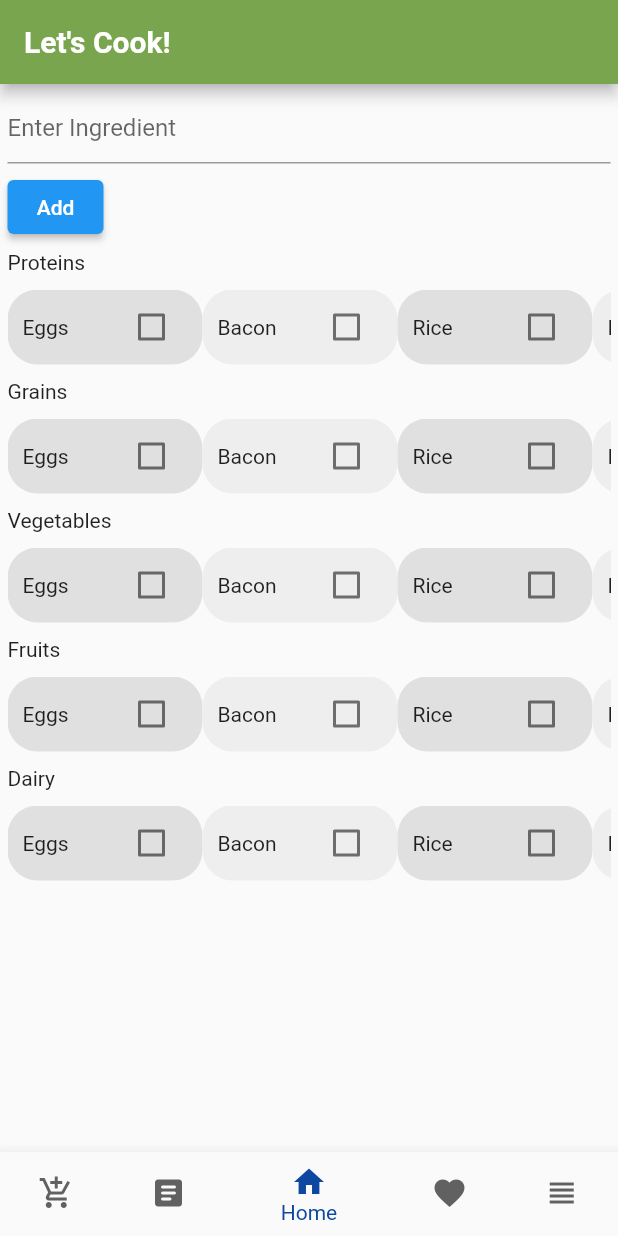
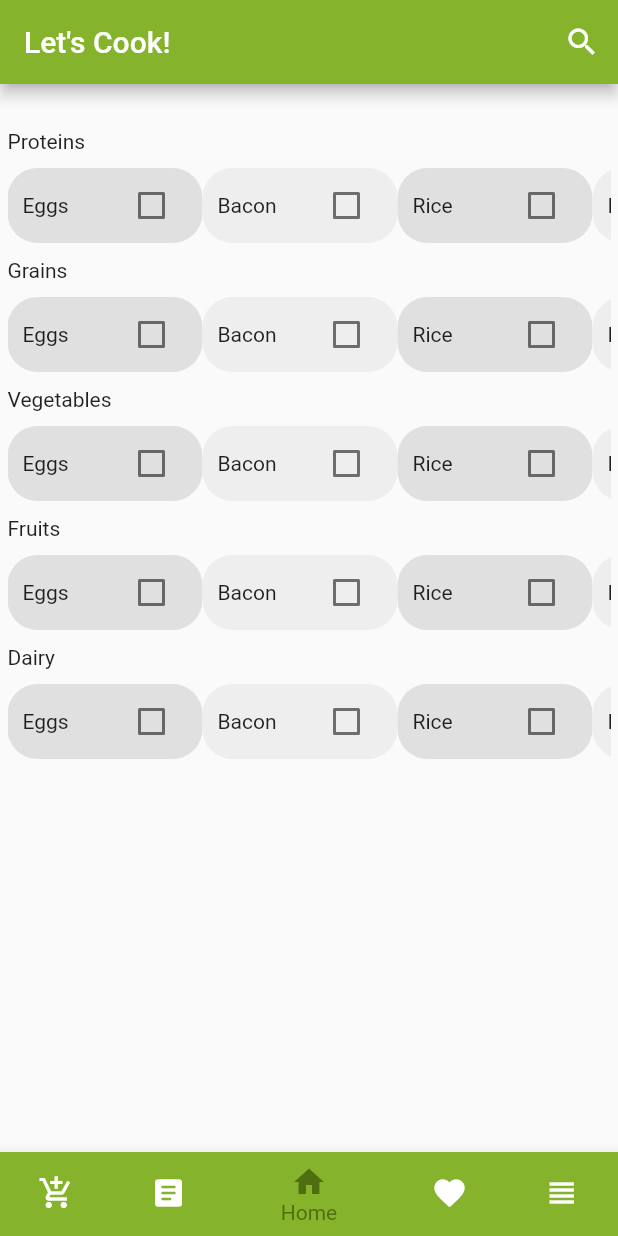
Before and after one commit to AppDevOrgUNT/mychef, a Flutter app: the screen it shows after launch, on a phone screen of 412 x 824 dp. Run offline on Flutter 3.47's test engine with Material 2 defaults, Android fonts, the phone set to English and light mode, and no system bars; Roboto replaces fonts that are missing (Montserrat).

Commit message:
Edited font style; working on search button @homepage

```diff
--- a/lib/main.dart
+++ b/lib/main.dart
@@ -10,9 +10,11 @@ import 'classes/SearchButton.dart';
 import 'package:flutter/scheduler.dart' show timeDilation;
 
 var _currentIndex = 0; //Global Variable for page index
+const TextStyle style =
+    TextStyle(fontFamily: 'Montserrat'); //global text format
 
 //App colors
-const interfaceColor = const Color.fromARGB(0xff, 0x79, 0xA5, 0x4E);
+const interfaceColor = const Color.fromARGB(0xff, 0x86, 0xB3, 0x2C);
 const purpleColor = const Color.fromARGB(0xff, 0xA1, 0x79, 0xBC);
 const greenColor = const Color.fromARGB(0xff, 0x79, 0xA5, 0x4E);
 const orangeColor = const Color.fromARGB(0xff, 0xE6, 0x8A, 0x00);
@@ -126,32 +128,37 @@ class _MyHomePageWidgetState extends State<MyHomePageWidget> {
         child: _widgetOptions.elementAt(_selectedIndex),
       ),
       bottomNavigationBar: BottomNavigationBar(
-        unselectedItemColor: Colors.grey[700],
+        //backgroundColor: interfaceColor,
+        unselectedItemColor: Colors.white,
         items: const <BottomNavigationBarItem>[
           BottomNavigationBarItem(
             icon: Icon(Icons.add_shopping_cart),
             label: 'Shopping Cart',
-            //backgroundColor: Colors.blue[200],
+            backgroundColor: interfaceColor,
           ),
           BottomNavigationBarItem(
             icon: Icon(Icons.article_rounded),
             label: 'Recipes',
+            backgroundColor: interfaceColor,
           ),
           BottomNavigationBarItem(
             icon: Icon(Icons.home),
             label: 'Home',
+            backgroundColor: interfaceColor,
           ),
           BottomNavigationBarItem(
             icon: Icon(Icons.favorite),
             label: 'Favorites',
+            backgroundColor: interfaceColor,
           ),
           BottomNavigationBarItem(
             icon: Icon(Icons.view_headline_sharp),
             label: 'Settings',
+            backgroundColor: interfaceColor,
           ),
         ],
         currentIndex: _selectedIndex,
-        selectedItemColor: Colors.blue[900],
+        selectedItemColor: Color.fromARGB(0xff, 0x4E, 0x6E, 0x0F),
         onTap: _onItemTapped,
       ),
     );
@@ -169,23 +176,35 @@ class SearchTextFieldWidget extends StatefulWidget {
 class _SearchTextFieldWidgetState extends State<SearchTextFieldWidget> {
   final _formKey = GlobalKey<FormState>();
 
+  //Might be a good resource: https://dev.to/luizeduardotj/search-bar-in-flutter-33e1
+
   Widget build(BuildContext context) {
     return Form(
       key: _formKey,
       child: Column(
         crossAxisAlignment: CrossAxisAlignment.start,
         children: <Widget>[
-          TextFormField(
-            decoration: const InputDecoration(
-              hintText: 'Enter Ingredient',
-            ),
-            validator: (value) {
-              //If user doesn't enter anything on the text field
-              if (value.isEmpty) {
-                return 'Please enter an ingredient'; //Alerts user
-              }
-              return null;
-            },
+          // TextFormField(
+          //   decoration: const InputDecoration(
+          //     contentPadding: EdgeInsets.fromLTRB(20.0, 15.0, 20.0, 15.0),
+          //     hintText: 'Enter Ingredient',
+          //   ),
+          //   validator: (value) {
+          //     //If user doesn't enter anything on the text field
+          //     if (value.isEmpty) {
+          //       return 'Please enter an ingredient'; //Alerts user
+          //     }
+          //     return null;
+          //   },
+          // ),
+          TextField(
+            obscureText: false,
+            style: style,
+            decoration: InputDecoration(
+                contentPadding: EdgeInsets.fromLTRB(20.0, 10.0, 20.0, 10.0),
+                hintText: "Enter ingredient",
+                border: OutlineInputBorder(
+                    borderRadius: BorderRadius.circular(20.0))),
           ),
           Padding(
             padding: const EdgeInsets.symmetric(vertical: 5),
@@ -196,7 +215,10 @@ class _SearchTextFieldWidgetState extends State<SearchTextFieldWidget> {
                   //PROCESS DATA HERE AFTER USER PRESSES THE BUTTON
                 }
               },
-              child: Text('Add'),
+              child: Text(
+                'Add',
+                style: style,
+              ),
             ),
           ),
         ],
@@ -240,7 +262,10 @@ class _ShoppingCartWidgetState extends State<ShoppingCartWidget> {
   Widget build(BuildContext context) {
     return Scaffold(
       appBar: AppBar(
-        title: Text('Shopping Cart'),
+        title: Text(
+          'Shopping Cart',
+          style: style,
+        ),
         backgroundColor: interfaceColor,
       ),
       body: Center(
@@ -253,7 +278,7 @@ class _ShoppingCartWidgetState extends State<ShoppingCartWidget> {
               height: 30,
               //color: Colors.indigo[colorCodes[index]],
               child: Center(
-                child: Text('${ingredients[index]}'),
+                child: Text('${ingredients[index]}', style: style),
               ),
             );
           },
@@ -280,26 +305,32 @@ class _HomeTabWidgetState extends State<HomeTabWidget> {
       appBar: AppBar(
         title: Text(
           'Let\'s Cook!',
-          style: TextStyle(
-            fontWeight: FontWeight.bold,
-          ),
+          style: style,
         ),
+        actions: <Widget>[
+          IconButton(
+              icon: Icon(Icons.search),
+              onPressed: () {
+                SearchTextFieldWidget(); //TODO: Search bar should pop up after pressing this
+              }),
+        ],
         backgroundColor: interfaceColor,
       ),
       body: Center(
         child: ListView(
           padding: const EdgeInsets.all(5),
           children: <Widget>[
-            SearchTextFieldWidget(),
-            Text('Proteins'),
+            //SearchTextFieldWidget(),
+            SizedBox(height: 25.0),
+            Text('Proteins', style: style),
             HorizontalChecklistWidget(), //Need to find a way to create an instance of this class for each category
-            Text('Grains'),
+            Text('Grains', style: style),
             HorizontalChecklistWidget(),
-            Text('Vegetables'),
+            Text('Vegetables', style: style),
             HorizontalChecklistWidget(),
-            Text('Fruits'),
+            Text('Fruits', style: style),
             HorizontalChecklistWidget(),
-            Text('Dairy'),
+            Text('Dairy', style: style),
             HorizontalChecklistWidget(),
           ],
         ),
@@ -333,7 +364,7 @@ class LabeledCheckbox extends StatelessWidget {
         child: Row(
           //creates a "custom" checkbox instead of using CheckboxListTile Widget
           children: <Widget>[
-            Expanded(child: Text(label)),
+            Expanded(child: Text(label, style: style)),
             Checkbox(
               value: value,
               onChanged: (bool newValue) {
@@ -369,7 +400,12 @@ class _HorizontalChecklistWidgetState extends State<HorizontalChecklistWidget> {
   ]; //List of ingredients can be appended here for each category:
   //Proteins, grains, vegetables, fruits, and dairy
 
-  final List<int> colorCodes = <int>[300, 200, 300, 200];
+  final List<int> colorCodes = <int>[
+    300,
+    200,
+    300,
+    200
+  ]; //TODO: Change color for each category (for each function call)
 
   bool _isSelected = false;
   final _width = 130.0; //sets consistent width for checkboxes
@@ -388,7 +424,6 @@ class _HorizontalChecklistWidgetState extends State<HorizontalChecklistWidget> {
               color: Colors.grey[colorCodes[index]],
             ),
             width: _width,
-            // color: Colors.grey[colorCodes[index]],
             child: LabeledCheckbox(
               label: '${ingredients[index]}',
               padding: const EdgeInsets.symmetric(horizontal: 10.0),
@@ -427,7 +462,10 @@ class _RecipesTabWidgetState extends State<RecipesTabWidget> {
   Widget build(BuildContext context) {
     return Scaffold(
       appBar: AppBar(
-        title: Text('Recipes'),
+        title: Text(
+          'Recipes',
+          style: style,
+        ),
         backgroundColor: interfaceColor,
       ),
       body: Center(
@@ -458,6 +496,7 @@ class _RecipesTabWidgetState extends State<RecipesTabWidget> {
                       color: Colors.white,
                       fontSize: 20,
                       fontWeight: FontWeight.bold,
+                      fontFamily: 'Montserrat',
                     ),
                   ),
                 ],
@@ -489,7 +528,7 @@ class SettingTabWidget extends StatefulWidget {
 }
 
 class _SettingTabWidgetState extends State<SettingTabWidget> {
-  TextStyle style = TextStyle(fontFamily: 'Montserrat', fontSize: 20.0);
+  //TextStyle style = TextStyle(fontWeight: FontWeight.normal);
 
   @override
   Widget build(BuildContext context) {
@@ -520,7 +559,9 @@ class _SettingTabWidgetState extends State<SettingTabWidget> {
       child: MaterialButton(
         minWidth: MediaQuery.of(context).size.width,
         padding: EdgeInsets.fromLTRB(20.0, 15.0, 20.0, 15.0),
-        onPressed: () {},
+        onPressed: () {
+          //Process data here
+        },
         child: Text("Login",
             textAlign: TextAlign.center,
             style: style.copyWith(
@@ -549,7 +590,10 @@ class _SettingTabWidgetState extends State<SettingTabWidget> {
 
     return Scaffold(
       appBar: AppBar(
-        title: Text('User Login'),
+        title: Text(
+          'User Login',
+          style: style,
+        ),
         backgroundColor: interfaceColor,
       ),
       body: Center(
```
